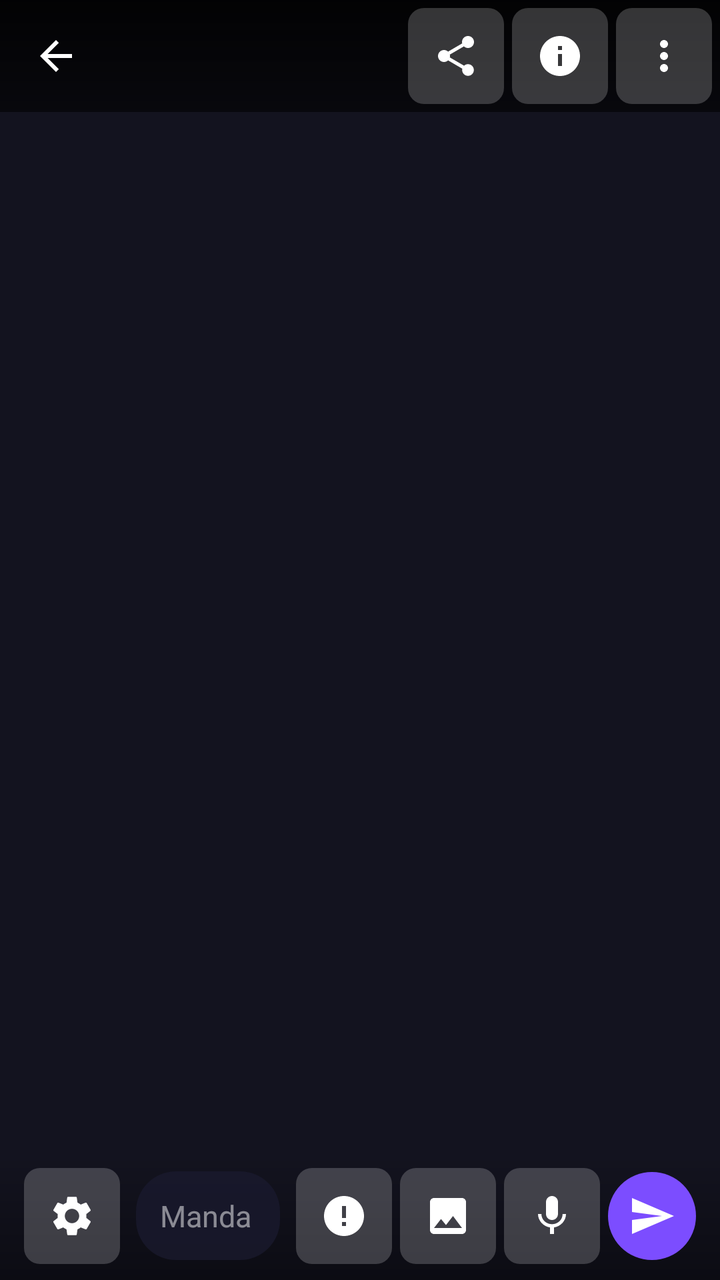
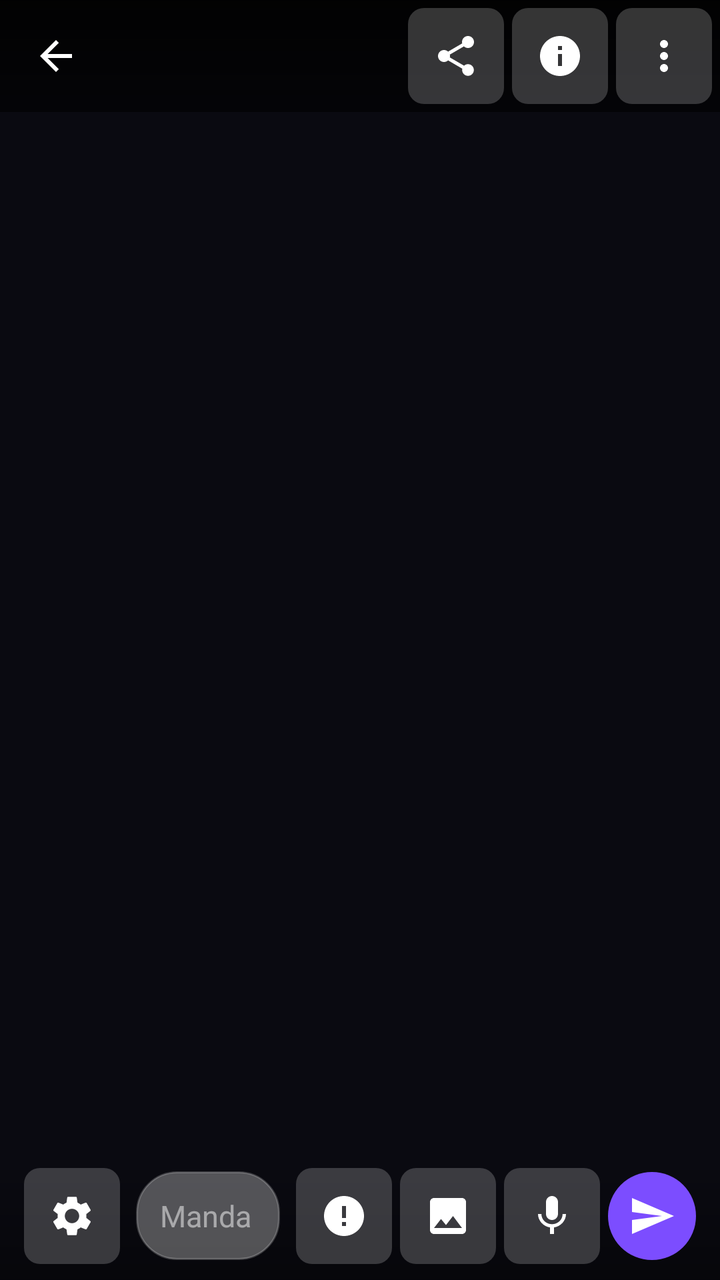

Screens rendered from an Android XML layout before and after an edit, with the pre-edit source and the edit as a unified diff.
<!-- AndroidManifest.xml: application theme AppTheme -->
<!-- res/layout/fragment_main.xml -->
<?xml version="1.0" encoding="utf-8"?>
<FrameLayout xmlns:android="http://schemas.android.com/apk/res/android"
    xmlns:app="http://schemas.android.com/apk/res-auto"
    xmlns:tools="http://schemas.android.com/tools"
    android:layout_width="match_parent"
    android:layout_height="match_parent"
    android:background="@color/background"
    tools:context=".MainFragment">

    
    <ImageView
        android:id="@+id/chat_background"
        android:layout_width="match_parent"
        android:layout_height="match_parent"
        android:contentDescription="Sfondo chat"
        android:scaleType="centerCrop"
        android:visibility="gone" />

    
    <LinearLayout
        android:layout_width="match_parent"
        android:layout_height="match_parent"
        android:orientation="vertical">

        
        <LinearLayout
            android:id="@+id/top_bar"
            android:layout_width="match_parent"
            android:layout_height="56dp"
            android:orientation="horizontal"
            android:gravity="center_vertical"
            android:paddingHorizontal="4dp"
            android:background="@drawable/header_overlay"
            android:elevation="4dp">

            <ImageButton
                android:id="@+id/back_button"
                android:layout_width="48dp"
                android:layout_height="48dp"
                android:src="@drawable/ic_arrow_back"
                android:contentDescription="Indietro"
                android:background="?attr/selectableItemBackgroundBorderless"
                android:scaleType="centerInside"
                android:padding="10dp"
                app:tint="@android:color/white" />

            <ImageView
                android:id="@+id/header_avatar"
                android:layout_width="36dp"
                android:layout_height="36dp"
                android:layout_marginStart="4dp"
                android:contentDescription="Avatar personaggio"
                android:scaleType="centerCrop"
                android:visibility="gone" />

            <TextView
                android:id="@+id/header_avatar_emoji"
                android:layout_width="36dp"
                android:layout_height="36dp"
                android:gravity="center"
                android:textSize="20sp"
                android:visibility="gone" />

            <LinearLayout
                android:layout_width="0dp"
                android:layout_height="wrap_content"
                android:layout_weight="1"
                android:layout_marginStart="8dp"
                android:orientation="vertical">

                <TextView
                    android:id="@+id/character_name_tv"
                    android:layout_width="match_parent"
                    android:layout_height="wrap_content"
                    android:textColor="@android:color/white"
                    android:textSize="16sp"
                    android:textStyle="bold"
                    android:maxLines="1"
                    android:ellipsize="end" />

                <TextView
                    android:id="@+id/connection_status"
                    android:layout_width="wrap_content"
                    android:layout_height="wrap_content"
                    android:textSize="10sp"
                    android:textColor="@color/status_connected" />

            </LinearLayout>

            <ImageButton
                android:id="@+id/copy_button"
                android:layout_width="48dp"
                android:layout_height="48dp"
                android:src="@drawable/ic_share"
                android:contentDescription="Condividi"
                android:background="@drawable/tab_icon_bg"
                android:scaleType="centerInside"
                android:padding="8dp"
                app:tint="@android:color/white"
                android:layout_marginEnd="4dp" />

            <ImageButton
                android:id="@+id/help_button"
                android:layout_width="48dp"
                android:layout_height="48dp"
                android:src="@drawable/ic_info"
                android:contentDescription="Info"
                android:background="@drawable/tab_icon_bg"
                android:scaleType="centerInside"
                android:padding="8dp"
                app:tint="@android:color/white"
                android:layout_marginEnd="4dp" />

            <ImageButton
                android:id="@+id/settings_button"
                android:layout_width="48dp"
                android:layout_height="48dp"
                android:src="@drawable/ic_more_vert"
                android:contentDescription="Menu"
                android:background="@drawable/tab_icon_bg"
                android:scaleType="centerInside"
                android:padding="8dp"
                app:tint="@android:color/white" />

        </LinearLayout>

        
        <FrameLayout
            android:layout_width="match_parent"
            android:layout_height="0dp"
            android:layout_weight="1">

            <TextView
                android:id="@+id/empty_chat"
                android:layout_width="match_parent"
                android:layout_height="match_parent"
                android:gravity="center"
                android:text="@string/prompt_welcome"
                android:textSize="16sp"
                android:textColor="@color/text_empty_state"
                android:visibility="gone"
                android:padding="32dp"
                android:lineSpacingExtra="6dp" />

            <androidx.recyclerview.widget.RecyclerView
                android:id="@+id/messages"
                android:layout_width="match_parent"
                android:layout_height="match_parent"
                android:paddingHorizontal="12dp"
                android:paddingVertical="8dp"
                android:scrollbars="vertical"
                android:clipToPadding="false"
                android:requiresFadingEdge="vertical"
                android:fadingEdgeLength="32dp" />

            <com.google.android.material.button.MaterialButton
                android:id="@+id/stream_stop_button"
                android:layout_width="wrap_content"
                android:layout_height="wrap_content"
                android:text="⏹ Stop"
                android:visibility="gone"
                android:layout_gravity="center_horizontal|bottom"
                android:layout_marginBottom="8dp"
                style="@style/Widget.Aria.MaterialButton.Stop"
                android:textSize="14sp"
                android:paddingHorizontal="16dp"
                android:paddingVertical="8dp" />

        </FrameLayout>

        
        <FrameLayout
            android:id="@+id/banner_ad_container"
            android:layout_width="match_parent"
            android:layout_height="wrap_content"
            android:visibility="gone" />

        
        <LinearLayout
            android:id="@+id/image_preview_container"
            android:layout_width="match_parent"
            android:layout_height="wrap_content"
            android:orientation="horizontal"
            android:gravity="center_vertical"
            android:paddingHorizontal="12dp"
            android:paddingVertical="8dp"
            android:visibility="gone"
            android:background="@color/overlay_image_preview">

            <ImageView
                android:id="@+id/image_preview"
                android:layout_width="64dp"
                android:layout_height="64dp"
                android:contentDescription="Anteprima immagine"
                android:scaleType="centerCrop"
                android:background="@drawable/edittext_bg" />

            <Button
                android:id="@+id/image_preview_remove"
                android:layout_width="wrap_content"
                android:layout_height="wrap_content"
                android:contentDescription="Rimuovi immagine"
                android:text="X"
                android:textSize="12sp"
                android:background="?attr/selectableItemBackgroundBorderless"
                android:textColor="@color/primary" />

        </LinearLayout>

        
        <LinearLayout
            android:id="@+id/input_area"
            android:layout_width="match_parent"
            android:layout_height="wrap_content"
            android:orientation="horizontal"
            android:gravity="center_vertical"
            android:paddingHorizontal="12dp"
            android:paddingVertical="8dp"
            android:background="@drawable/chat_bg_gradient"
            android:elevation="8dp">

            
            <ImageButton
                android:id="@+id/extra_options_button"
                android:layout_width="48dp"
                android:layout_height="48dp"
                android:src="@drawable/ic_settings"
                android:contentDescription="Opzioni"
                android:background="@drawable/tab_icon_bg"
                android:scaleType="centerInside"
                android:padding="8dp"
                app:tint="@android:color/white"
                android:layout_marginEnd="8dp" />

            <EditText
                android:id="@+id/message_input"
                android:layout_width="0dp"
                android:layout_height="wrap_content"
                android:layout_weight="1"
                android:hint="Manda messaggio..."
                android:textColorHint="@color/text_hint_on_dark"
                android:textColor="@android:color/white"
                android:imeActionId="@+id/send"
                android:imeActionLabel="@string/action_send"
                android:imeOptions="actionSend"
                android:inputType="text"
                android:maxLines="3"
                android:padding="12dp"
                android:background="@drawable/input_bar_bg"
                android:textSize="15sp" />

            <ImageButton
                android:id="@+id/suggestion_button"
                android:layout_width="48dp"
                android:layout_height="48dp"
                android:src="@drawable/ic_magic_wand"
                android:contentDescription="Suggerimenti"
                android:background="@drawable/tab_icon_bg"
                android:scaleType="centerInside"
                android:padding="8dp"
                app:tint="@android:color/white"
                android:layout_marginStart="8dp" />

            <ImageButton
                android:id="@+id/image_attach_button"
                android:layout_width="48dp"
                android:layout_height="48dp"
                android:src="@drawable/ic_image"
                android:contentDescription="Allega immagine"
                android:background="@drawable/tab_icon_bg"
                android:scaleType="centerInside"
                android:padding="8dp"
                app:tint="@android:color/white"
                android:layout_marginStart="4dp" />

            <ImageButton
                android:id="@+id/mic_button"
                android:layout_width="48dp"
                android:layout_height="48dp"
                android:src="@drawable/ic_mic"
                android:contentDescription="Audio"
                android:background="@drawable/tab_icon_bg"
                android:scaleType="centerInside"
                android:padding="8dp"
                app:tint="@android:color/white"
                android:layout_marginStart="4dp" />

            <ImageButton
                android:id="@+id/send_button"
                android:layout_width="44dp"
                android:layout_height="44dp"
                android:src="@drawable/ic_send"
                android:contentDescription="@string/action_send"
                android:background="@drawable/send_button_bg"
                android:scaleType="centerInside"
                android:padding="10dp"
                app:tint="@android:color/white"
                android:layout_marginStart="4dp" />

        </LinearLayout>

    </LinearLayout>

</FrameLayout>
<!-- resources referenced by this layout -->
<resources>
  <color name="background">#13131F</color>
  <color name="overlay_image_preview">#80000000</color>
  <color name="primary">#7C4DFF</color>
  <color name="status_connected">#4CAF50</color>
  <color name="text_empty_state">#B0FFFFFF</color>
  <color name="text_hint_on_dark">#80FFFFFF</color>
  <!-- drawable chat_bg_gradient (drawable) -->
  <?xml version="1.0" encoding="utf-8"?>
  <shape xmlns:android="http://schemas.android.com/apk/res/android"
      android:shape="rectangle">
      <gradient
          android:type="linear"
          android:angle="270"
          android:startColor="@android:color/transparent"
          android:endColor="@color/overlay_scrim" />
  </shape>
  <!-- drawable edittext_bg (drawable) -->
  <?xml version="1.0" encoding="utf-8"?>
  <shape xmlns:android="http://schemas.android.com/apk/res/android"
         android:shape="rectangle">
      <solid android:color="@color/surface_container"/>
      <corners android:radius="12dp"/>
      <stroke android:width="1dp" android:color="@color/outline"/>
  </shape>
  <!-- drawable header_overlay (drawable) -->
  <?xml version="1.0" encoding="utf-8"?>
  <shape xmlns:android="http://schemas.android.com/apk/res/android"
      android:shape="rectangle">
      <gradient
          android:type="linear"
          android:angle="270"
          android:startColor="@color/overlay_header_start"
          android:endColor="@color/overlay_header_end" />
  </shape>
  <!-- drawable ic_send (drawable) -->
  <?xml version="1.0" encoding="utf-8"?>
  <vector xmlns:android="http://schemas.android.com/apk/res/android"
      android:width="24dp"
      android:height="24dp"
      android:viewportWidth="24"
      android:viewportHeight="24">
      <path
          android:fillColor="@color/on_surface"
          android:pathData="M2.01,21L23,12 2.01,3 2,10l15,2 -15,2z" />
  </vector>
  <!-- drawable input_bar_bg (drawable) -->
  <?xml version="1.0" encoding="utf-8"?>
  <shape xmlns:android="http://schemas.android.com/apk/res/android"
      android:shape="rectangle">
      <solid android:color="@color/overlay_input_bar" />
      <corners android:radius="20dp" />
  </shape>
  <!-- drawable send_button_bg (drawable) -->
  <?xml version="1.0" encoding="utf-8"?>
  <shape xmlns:android="http://schemas.android.com/apk/res/android"
      android:shape="oval">
      <solid android:color="@color/primary" />
  </shape>
  <!-- drawable tab_icon_bg (drawable) -->
  <?xml version="1.0" encoding="utf-8"?>
  <shape xmlns:android="http://schemas.android.com/apk/res/android"
      android:shape="rectangle">
      <solid android:color="@color/icon_button_surface" />
      <corners android:radius="8dp" />
  </shape>
  <string name="action_send">Send</string>
  <string name="prompt_welcome">Connetti al server per iniziare\n\nAssicurati che il backend Python sia in esecuzione</string>
  <style name="Widget.Aria.MaterialButton.Stop" parent="Widget.Material3.Button.TonalButton">
          <item name="backgroundTint">@color/error_container</item>
          <item name="android:textColor">@color/error</item>
          <item name="android:textAllCaps">false</item>
      </style>
  <color name="overlay_scrim">#66000000</color>
  <color name="surface_container">#2A2A3E</color>
  <color name="outline">#3A3A4E</color>
  <color name="overlay_header_start">#E6000000</color>
  <color name="overlay_header_end">#99000000</color>
  <color name="on_surface">#E8E8F0</color>
  <color name="overlay_input_bar">#CC1A1A2E</color>
  <color name="icon_button_surface">#33FFFFFF</color>
  <color name="error_container">#3E1A1A</color>
  <color name="error">#FF5252</color>
  <color name="on_primary">#FFFFFF</color>
  <color name="primary_dark">#651FFF</color>
  <color name="secondary">#03DAC6</color>
  <color name="tertiary">#FF6E40</color>
  <color name="surface">#1E1E2E</color>
  <color name="surface_variant">#3A3A4E</color>
  <color name="on_surface_variant">#A0A0B8</color>
  <color name="background_dark">#0D0D16</color>
  <color name="bottom_nav_bg">#1A1A2E</color>
  <!-- unchanged entries left out for length: 9 -->
</resources>

<!-- the commit's change to res/layout/fragment_main.xml (unified diff, before → after) -->
@@ -14,7 +14,14 @@
         android:layout_height="match_parent"
         android:contentDescription="Sfondo chat"
         android:scaleType="centerCrop"
-        android:visibility="gone" />
+        android:visibility="visible" />
+
+    
+    <View
+        android:id="@+id/chat_overlay"
+        android:layout_width="match_parent"
+        android:layout_height="match_parent"
+        android:background="@color/chat_overlay_bg" />
 
     
     <LinearLayout
<!-- resource entries referenced after the edit -->
@@ -1,6 +1,7 @@
 <!-- resources referenced by this layout -->
 <resources>
   <color name="background">#13131F</color>
+  <color name="chat_overlay_bg">#73000000</color>
   <color name="overlay_image_preview">#80000000</color>
   <color name="primary">#7C4DFF</color>
   <color name="status_connected">#4CAF50</color>
@@ -49,8 +50,11 @@
   <?xml version="1.0" encoding="utf-8"?>
   <shape xmlns:android="http://schemas.android.com/apk/res/android"
       android:shape="rectangle">
-      <solid android:color="@color/overlay_input_bar" />
+      <solid android:color="#4DFFFFFF" />
       <corners android:radius="20dp" />
+      <stroke
+          android:width="1dp"
+          android:color="#33FFFFFF" />
   </shape>
   <!-- drawable send_button_bg (drawable) -->
   <?xml version="1.0" encoding="utf-8"?>
@@ -78,7 +82,6 @@
   <color name="overlay_header_start">#E6000000</color>
   <color name="overlay_header_end">#99000000</color>
   <color name="on_surface">#E8E8F0</color>
-  <color name="overlay_input_bar">#CC1A1A2E</color>
   <color name="icon_button_surface">#33FFFFFF</color>
   <color name="error_container">#3E1A1A</color>
   <color name="error">#FF5252</color>
